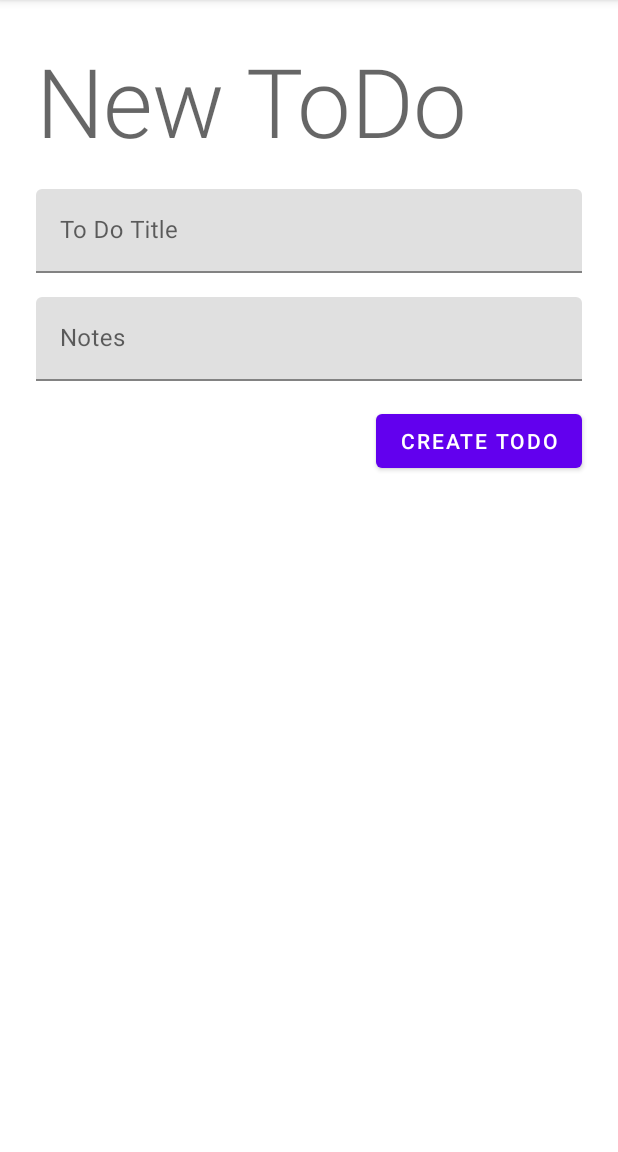
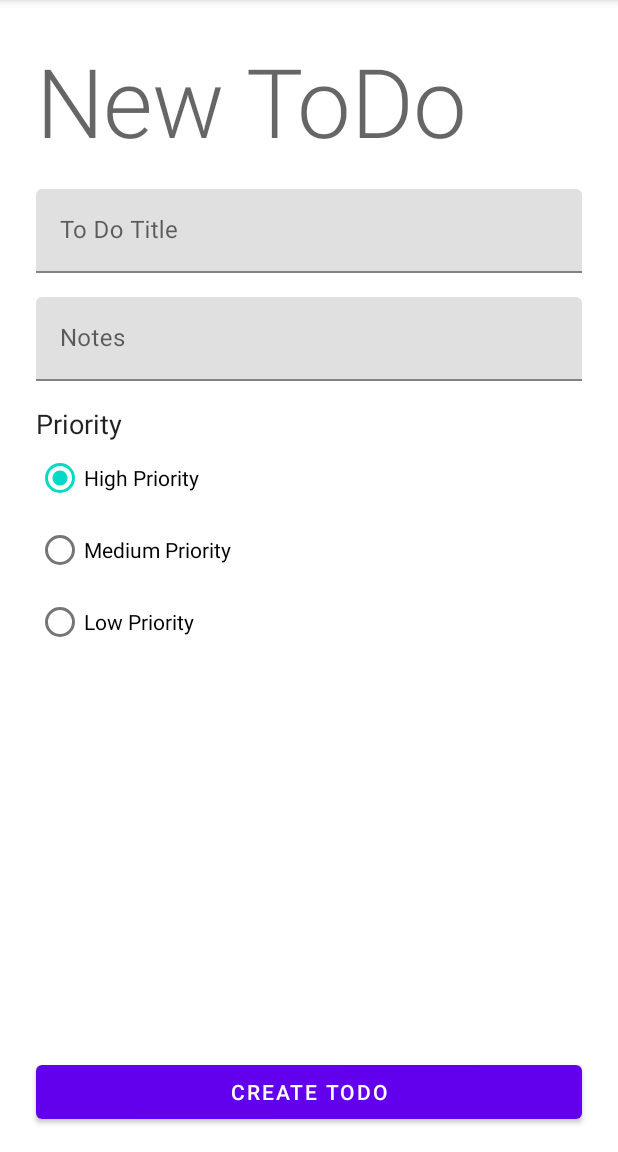
Before and after one commit to fatbear2010/ToDoApp160718011, an Android app: the CreateTodoFragment screen opened through its navigation route, on a phone screen of 412 x 824 dp, the part 84-1236 px from its top. Run offline under Robolectric (Android 15) with nearby library versions, the phone set to English and light mode, and no system bars; our stand-ins replace Room's generated code, navigation-ui; 2 statements that could not run were skipped.

Commit message:
25/04/2021 A

```diff
--- a/app/src/main/java/com/stefsk/todoapp160718011/model/TodoDatabase.kt
+++ b/app/src/main/java/com/stefsk/todoapp160718011/model/TodoDatabase.kt
@@ -4,9 +4,10 @@ import android.content.Context
 import androidx.room.Database
 import androidx.room.Room
 import androidx.room.RoomDatabase
+import com.stefsk.todoapp160718011.util.MIGRATION_1_2
 import java.security.AccessControlContext
 
-@Database(entities = arrayOf(Todo::class),version = 1)
+@Database(entities = arrayOf(Todo::class),version = 2)
 abstract class TodoDatabase:RoomDatabase() {
     abstract fun todoDao(): TodoDao
 
@@ -18,7 +19,9 @@ abstract class TodoDatabase:RoomDatabase() {
             Room.databaseBuilder(
                 context.applicationContext ,
                 TodoDatabase::class.java,
-                "newtododb").build()
+                "newtododb")
+                .addMigrations(MIGRATION_1_2)
+                .build()
 
         operator fun invoke(context: Context){
             if(instance!=null)
--- /dev/null
+++ b/app/src/main/java/com/stefsk/todoapp160718011/util/Util.kt
@@ -0,0 +1,24 @@
+package com.stefsk.todoapp160718011.util
+
+import android.content.Context
+import androidx.room.Room
+import androidx.room.migration.Migration
+import androidx.sqlite.db.SupportSQLiteDatabase
+import com.stefsk.todoapp160718011.model.TodoDatabase
+
+//supaya ga ganti semua build
+val DB_NAME = "newtododb"
+
+fun buildDB(context: Context):TodoDatabase{
+    val db = Room.databaseBuilder(context, TodoDatabase::class.java, DB_NAME)
+        .addMigrations(MIGRATION_1_2)
+        .build() //copas dari view model
+    return db
+}
+
+val MIGRATION_1_2 = object : Migration(1, 2) {
+    override fun migrate(database: SupportSQLiteDatabase) {
+        database.execSQL("ALTER TABLE todo ADD COLUMN priority INTEGER DEFAULT 3 not null")
+        database.execSQL("ALTER TABLE todo ADD COLUMN is_done INTEGER DEFAULT 0 not null")
+    }
+}
--- a/app/src/main/java/com/stefsk/todoapp160718011/vieModel/ListToDoViewModel.kt
+++ b/app/src/main/java/com/stefsk/todoapp160718011/vieModel/ListToDoViewModel.kt
@@ -6,6 +6,7 @@ import androidx.lifecycle.MutableLiveData
 import androidx.room.Room
 import com.stefsk.todoapp160718011.model.Todo
 import com.stefsk.todoapp160718011.model.TodoDatabase
+import com.stefsk.todoapp160718011.util.buildDB
 import kotlinx.coroutines.CoroutineScope
 import kotlinx.coroutines.Dispatchers
 import kotlinx.coroutines.Job
@@ -27,10 +28,8 @@ class ListToDoViewModel (application: Application) :AndroidViewModel(application
         loadingLD.value = true
         todoLoadErrorLD.value = false
         launch {
-            val db = Room.databaseBuilder(
-                getApplication(),
-                TodoDatabase::class.java , "newtododb").build()
-
+            val db = buildDB(getApplication())
+                    //Room.databaseBuilder( getApplication(),  TodoDatabase::class.java , "newtododb").build() dari week 8
             todoLD.value = db.todoDao().selectAllTodo()
         }
     }
@@ -38,12 +37,10 @@ class ListToDoViewModel (application: Application) :AndroidViewModel(application
 
     fun cleartask(todo:Todo){
         launch { //apapun yg di lauch nanti jadi thread yg berbeda tapi punya akses ke UI
-            var db = Room.databaseBuilder(
-                getApplication(),
-                TodoDatabase::class.java, "newtododb"
-            ).build()
-            db.todoDao().deleteTodo(todo)
 
+            val db = buildDB(getApplication())
+            //var db = Room.databaseBuilder(  getApplication(),  TodoDatabase::class.java, "newtododb"  ).build() dari week 8 diganti dengan util
+            db.todoDao().idfonefun(todo.uuid,1)
             todoLD.value = db.todoDao().selectAllTodo()
         }
     }
--- a/app/src/main/java/com/stefsk/todoapp160718011/view/CreateTodoFragment.kt
+++ b/app/src/main/java/com/stefsk/todoapp160718011/view/CreateTodoFragment.kt
@@ -5,6 +5,7 @@ import androidx.fragment.app.Fragment
 import android.view.LayoutInflater
 import android.view.View
 import android.view.ViewGroup
+import android.widget.RadioButton
 import android.widget.Toast
 import androidx.lifecycle.ViewModelProvider
 import androidx.navigation.Navigation
@@ -30,7 +31,9 @@ class CreateTodoFragment : Fragment() {
 
         viewModel = ViewModelProvider(this).get(DetailToDoListViewModel::class.java)
         btnCreateTodo.setOnClickListener {
-            var todo = Todo(txtTitle.text.toString(), txtNotes.text.toString())
+            var radio = view.findViewById<RadioButton>(radioGroupPriority.checkedRadioButtonId)
+            var todo = Todo(txtTitle.text.toString(), txtNotes.text.toString(), radio.tag.toString().toInt(),0)
+            //var todo = Todo(txtTitle.text.toString(), txtNotes.text.toString()) dari week 8
             val list = listOf(todo)
             viewModel.addTodo(list)
             Toast.makeText(view.context, "Data added", Toast.LENGTH_LONG).show()
--- a/app/src/main/java/com/stefsk/todoapp160718011/view/TodoListFragment.kt
+++ b/app/src/main/java/com/stefsk/todoapp160718011/view/TodoListFragment.kt
@@ -15,6 +15,7 @@ import com.stefsk.todoapp160718011.R
 import com.stefsk.todoapp160718011.model.Todo
 import com.stefsk.todoapp160718011.vieModel.ListToDoViewModel
 import kotlinx.android.synthetic.main.fragment_todo_list.*
+import kotlinx.android.synthetic.main.todo_item_layout.*
 
 
 class TodoListFragment : Fragment() {
--- a/app/src/main/res/layout/fragment_create_todo.xml
+++ b/app/src/main/res/layout/fragment_create_todo.xml
@@ -12,7 +12,7 @@
         android:layout_height="match_parent">
 
         <TextView
-            android:id="@+id/textView"
+            android:id="@+id/textViewJudul"
             style="@style/TextAppearance.MaterialComponents.Headline2"
             android:layout_width="0dp"
             android:layout_height="wrap_content"
@@ -37,7 +37,7 @@
             app:hintEnabled="true"
             app:layout_constraintEnd_toEndOf="parent"
             app:layout_constraintStart_toStartOf="parent"
-            app:layout_constraintTop_toBottomOf="@+id/textView">
+            app:layout_constraintTop_toBottomOf="@+id/textViewJudul">
 
             <com.google.android.material.textfield.TextInputEditText
                 android:id="@+id/txtTitle"
@@ -66,12 +66,59 @@
 
         <Button
             android:id="@+id/btnCreateTodo"
+            android:layout_width="0dp"
+            android:layout_height="wrap_content"
+            android:layout_marginStart="24dp"
+            android:layout_marginEnd="24dp"
+            android:layout_marginBottom="16dp"
+            android:text="CREATE TODO"
+            app:layout_constraintBottom_toBottomOf="parent"
+            app:layout_constraintEnd_toEndOf="parent"
+            app:layout_constraintStart_toStartOf="parent" />
+
+        <RadioGroup
+            android:id="@+id/radioGroupPriority"
+            android:layout_width="0dp"
+            android:layout_height="wrap_content"
+            android:layout_marginStart="24dp"
+            android:layout_marginEnd="24dp"
+            app:layout_constraintEnd_toEndOf="parent"
+            app:layout_constraintStart_toStartOf="parent"
+            app:layout_constraintTop_toBottomOf="@+id/textView2">
+
+            <RadioButton
+                android:id="@+id/radioHgh"
+                android:layout_width="match_parent"
+                android:layout_height="wrap_content"
+                android:checked="true"
+                android:tag="3"
+                android:text="High Priority" />
+
+            <RadioButton
+                android:id="@+id/radioMedium"
+                android:layout_width="match_parent"
+                android:layout_height="wrap_content"
+                android:tag="2"
+                android:text="Medium Priority" />
+
+            <RadioButton
+                android:id="@+id/radioLow"
+                android:layout_width="match_parent"
+                android:layout_height="wrap_content"
+                android:tag="1"
+                android:text="Low Priority" />
+        </RadioGroup>
+
+        <TextView
+            android:id="@+id/textView2"
+            style="@style/TextAppearance.AppCompat.Body1"
             android:layout_width="wrap_content"
             android:layout_height="wrap_content"
+            android:layout_marginStart="24dp"
             android:layout_marginTop="16dp"
-            android:layout_marginEnd="24dp"
-            android:text="CREATE TODO"
-            app:layout_constraintEnd_toEndOf="parent"
+            android:text="Priority"
+            android:textSize="18sp"
+            app:layout_constraintStart_toStartOf="parent"
             app:layout_constraintTop_toBottomOf="@+id/textInputLayout2" />
     </androidx.constraintlayout.widget.ConstraintLayout>
 
--- a/app/src/main/res/navigation/navigation_main.xml
+++ b/app/src/main/res/navigation/navigation_main.xml
@@ -20,5 +20,18 @@
             app:destination="@id/createTodoFragment"
             app:enterAnim="@android:anim/fade_in"
             app:exitAnim="@android:anim/fade_out" />
+        <action
+            android:id="@+id/actionEditTodoFragment"
+            app:destination="@id/editTodoFragment"
+            app:enterAnim="@android:anim/fade_in"
+            app:exitAnim="@android:anim/fade_out" />
+    </fragment>
+    <fragment
+        android:id="@+id/editTodoFragment"
+        android:name="com.stefsk.todoapp160718011.view.EditTodoFragment"
+        android:label="EditTodoFragment" >
+        <argument
+            android:name="uuid"
+            app:argType="integer" />
     </fragment>
 </navigation>
```
Also changed, not shown: app/src/main/java/com/stefsk/todoapp160718011/model/Model.kt (+6 -2 lines), app/src/main/java/com/stefsk/todoapp160718011/model/TodoDao.kt (+8 -1 lines), app/src/main/java/com/stefsk/todoapp160718011/vieModel/DetailToDoListViewModel.kt (+21 -4 lines), app/src/main/java/com/stefsk/todoapp160718011/view/EditTodoFragment.kt (added, +58 -0 lines), app/src/main/java/com/stefsk/todoapp160718011/view/MainActivity.kt (+12 -0 lines), app/src/main/java/com/stefsk/todoapp160718011/view/ToDoListAdapter.kt (+15 -3 lines).
